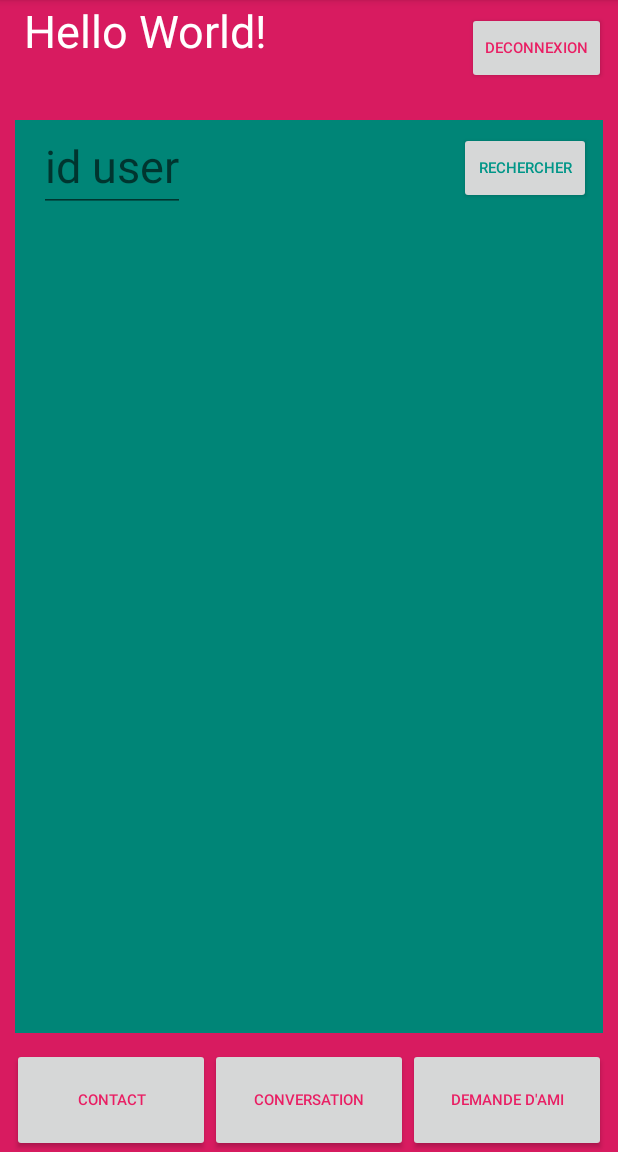
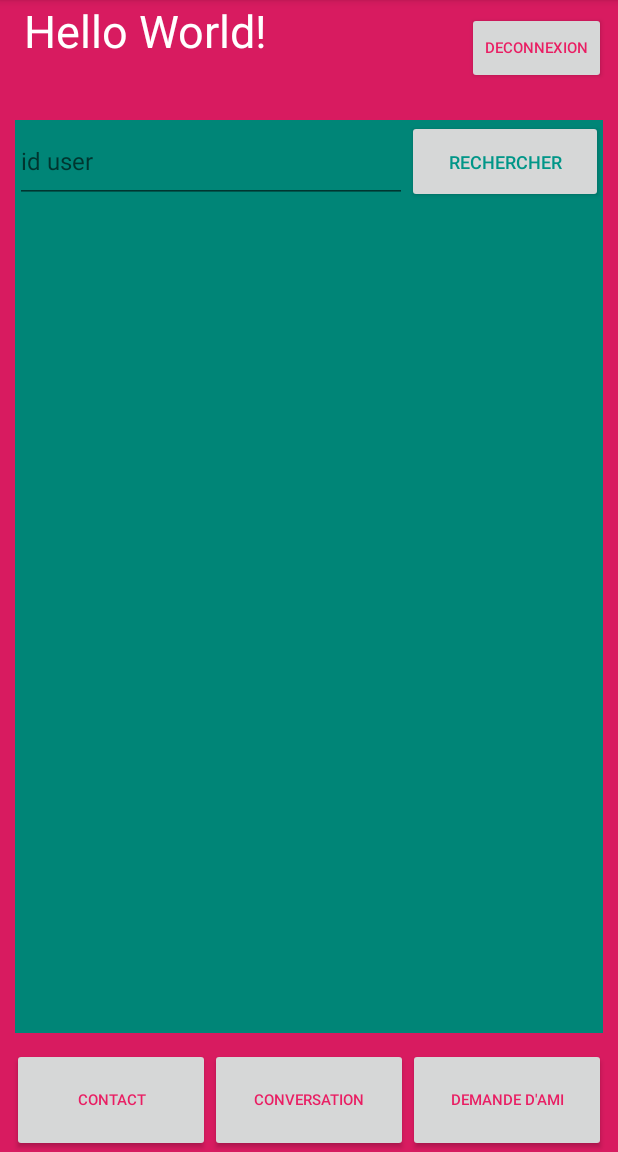
Before and after one commit to Effobless2/androchat, an Android app: the fragment SearchUserFragment placed in its activity, on a phone screen of 412 x 824 dp, the part 84-1236 px from its top. Run offline under Robolectric (Android 15) with nearby library versions, the phone set to English and light mode, and no system bars; our stand-ins replace Firebase (no records; nobody signed in at launch, a user with empty details on screens opened directly), Picasso, Room's generated code; libraries missing offline, so code that uses them is left out: com.firebase.ui; pictures from the network do not load; 2 statements that could not run were skipped.

Commit message:
search user pimped

```diff
--- a/app/src/main/java/com/example/androchat/friendRequest/SearchUserFragment.java
+++ b/app/src/main/java/com/example/androchat/friendRequest/SearchUserFragment.java
@@ -72,10 +72,6 @@ public class SearchUserFragment extends Fragment {
     @Override
     public void onCreate(Bundle savedInstanceState) {
         super.onCreate(savedInstanceState);
-        if (getArguments() != null) {
-            mParam1 = getArguments().getString(ARG_PARAM1);
-            mParam2 = getArguments().getString(ARG_PARAM2);
-        }
     }
 
     @Override
--- a/app/src/main/res/layout/fragment_search_user.xml
+++ b/app/src/main/res/layout/fragment_search_user.xml
@@ -11,56 +11,42 @@
     <LinearLayout
         android:layout_width="match_parent"
         android:layout_height="match_parent"
-        android:layout_weight="5"
         android:baselineAligned="false"
-        android:gravity="left"
+        android:layout_weight="10"
         android:orientation="horizontal">
 
         <EditText
             android:id="@+id/edit_text_id"
-            android:layout_width="wrap_content"
-            android:layout_height="wrap_content"
-            android:layout_marginStart="16dp"
+            android:layout_width="match_parent"
+            android:layout_height="match_parent"
+            android:layout_weight="1"
             android:inputType="textPersonName"
             android:hint="id user"
             android:textAppearance="@style/TextAppearance.AppCompat.Display1"
             android:textColor="#FFFFFF"
-            android:textSize="30sp"
+            android:textSize="16sp"
             app:layout_constraintBottom_toTopOf="@+id/fragmentMain"
             app:layout_constraintStart_toStartOf="parent"
             app:layout_constraintTop_toTopOf="parent" />
 
-        <LinearLayout
+        <Button
+            android:id="@+id/btn_search_user"
             android:layout_width="match_parent"
             android:layout_height="match_parent"
-            android:gravity="right"
-            android:orientation="horizontal">
+            android:layout_weight="2"
+            android:text="Rechercher"
+            android:textColor="#009688"
+            android:textSize="12sp"
+            app:layout_constraintEnd_toEndOf="parent"
+            app:layout_constraintTop_toTopOf="parent" />
 
-            <Button
-                android:id="@+id/btn_search_user"
-                android:layout_width="wrap_content"
-                android:layout_height="wrap_content"
-                android:layout_marginTop="8dp"
-                android:layout_marginEnd="8dp"
-                android:onClick="searchOnClic"
-                android:text="Rechercher"
-                android:textColor="#009688"
-                android:textSize="10sp"
-                app:layout_constraintEnd_toEndOf="parent"
-                app:layout_constraintTop_toTopOf="parent" />
-        </LinearLayout>
     </LinearLayout>
 
     <ListView
         android:id="@+id/list_user"
         android:layout_width="match_parent"
         android:layout_height="match_parent"
-        android:layout_marginTop="70dp"
-        android:layout_weight="1"
-        app:layout_constraintBottom_toBottomOf="parent"
-        app:layout_constraintLeft_toLeftOf="parent"
-        app:layout_constraintRight_toRightOf="parent"
-        app:layout_constraintTop_toTopOf="parent">
+        android:layout_weight="1">
     </ListView>
 
 </LinearLayout>
```
